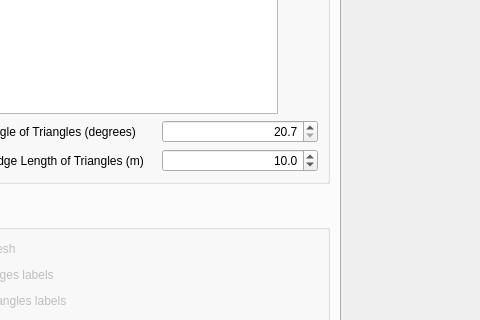
Above: src/ui/unstructured_mesh_dialog.ui from IPH-ECO/iph-eco-gui before the change; both pictures show x 100 to 580 and y 246 to 566 of the 1400 by 790 pixel window. Below: the same form after it.
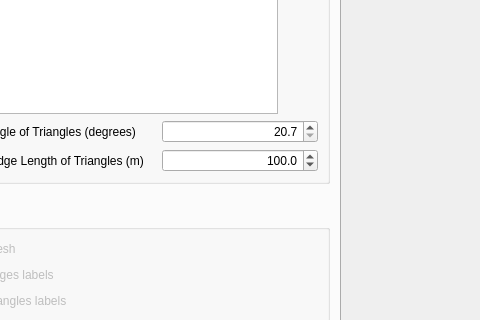
That is the form after the change. The open tabs and pages were chosen to show the change. Icons and pictures are not drawn. Custom widgets are drawn as their Qt base class.

The edit to the form file:
```diff
--- a/src/ui/unstructured_mesh_dialog.ui
+++ b/src/ui/unstructured_mesh_dialog.ui
@@ -475,7 +475,7 @@
                 <double>1.000000000000000</double>
                </property>
                <property name="value">
-                <double>10.000000000000000</double>
+                <double>100.000000000000000</double>
                </property>
               </widget>
              </item>
```
